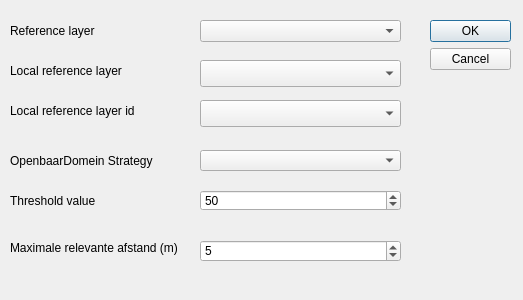
Old version of the form plugin/brdrq/brdrq_settings.ui in the repository OnroerendErfgoed/brdrQ.
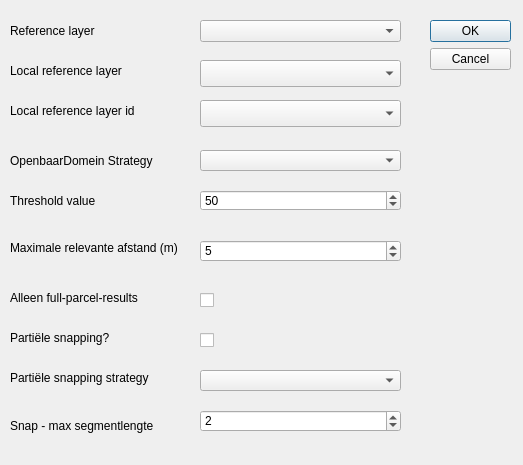
New version of the form. Custom widgets are drawn as their Qt base class.

Commit message: #94 saving settings when opening/closing QGIS + extra params

Patch:
```diff
--- a/plugin/brdrq/brdrq_settings.ui
+++ b/plugin/brdrq/brdrq_settings.ui
@@ -7,7 +7,7 @@
     <x>0</x>
     <y>0</y>
     <width>523</width>
-    <height>300</height>
+    <height>465</height>
    </rect>
   </property>
   <property name="windowTitle">
@@ -182,6 +182,125 @@
     <number>5</number>
    </property>
   </widget>
+  <widget class="QLabel" name="label_7">
+   <property name="geometry">
+    <rect>
+     <x>10</x>
+     <y>330</y>
+     <width>191</width>
+     <height>16</height>
+    </rect>
+   </property>
+   <property name="text">
+    <string>Partiële snapping?</string>
+   </property>
+  </widget>
+  <widget class="QLabel" name="label_8">
+   <property name="geometry">
+    <rect>
+     <x>10</x>
+     <y>370</y>
+     <width>191</width>
+     <height>16</height>
+    </rect>
+   </property>
+   <property name="text">
+    <string>Partiële snapping strategy</string>
+   </property>
+  </widget>
+  <widget class="QLabel" name="label_9">
+   <property name="geometry">
+    <rect>
+     <x>10</x>
+     <y>410</y>
+     <width>191</width>
+     <height>31</height>
+    </rect>
+   </property>
+   <property name="text">
+    <string>Snap - max segmentlengte</string>
+   </property>
+  </widget>
+  <widget class="QSpinBox" name="spinBox_snap_max_segment_length">
+   <property name="geometry">
+    <rect>
+     <x>200</x>
+     <y>410</y>
+     <width>201</width>
+     <height>22</height>
+    </rect>
+   </property>
+   <property name="minimum">
+    <number>-1</number>
+   </property>
+   <property name="maximum">
+    <number>10</number>
+   </property>
+   <property name="value">
+    <number>2</number>
+   </property>
+  </widget>
+  <widget class="QCheckBox" name="checkBox_partial_snapping">
+   <property name="geometry">
+    <rect>
+     <x>200</x>
+     <y>330</y>
+     <width>81</width>
+     <height>20</height>
+    </rect>
+   </property>
+   <property name="text">
+    <string/>
+   </property>
+   <property name="checked">
+    <bool>false</bool>
+   </property>
+   <property name="tristate">
+    <bool>false</bool>
+   </property>
+  </widget>
+  <widget class="QComboBox" name="comboBox_snapstrategy">
+   <property name="geometry">
+    <rect>
+     <x>200</x>
+     <y>370</y>
+     <width>201</width>
+     <height>21</height>
+    </rect>
+   </property>
+  </widget>
+  <widget class="QLabel" name="label_10">
+   <property name="geometry">
+    <rect>
+     <x>10</x>
+     <y>290</y>
+     <width>191</width>
+     <height>16</height>
+    </rect>
+   </property>
+   <property name="text">
+    <string>Alleen full-parcel-results</string>
+   </property>
+  </widget>
+  <widget class="QCheckBox" name="checkBox_full_parcel">
+   <property name="geometry">
+    <rect>
+     <x>200</x>
+     <y>290</y>
+     <width>81</width>
+     <height>20</height>
+    </rect>
+   </property>
+   <property name="text">
+    <string/>
+   </property>
+   <property name="checked">
+    <bool>false</bool>
+   </property>
+   <property name="tristate">
+    <bool>false</bool>
+   </property>
+  </widget>
  </widget>
  <customwidgets>
   <customwidget>
```
The commit also changes 2 other files.
